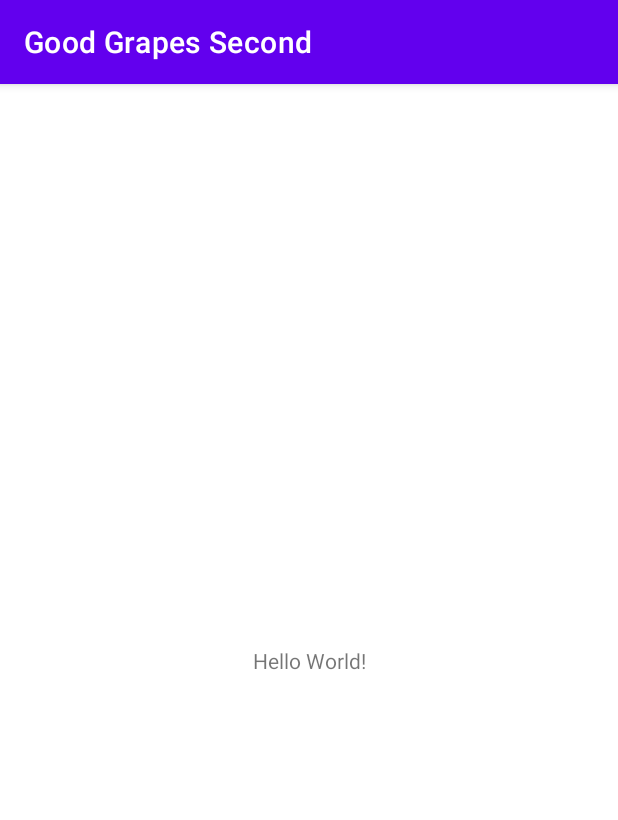
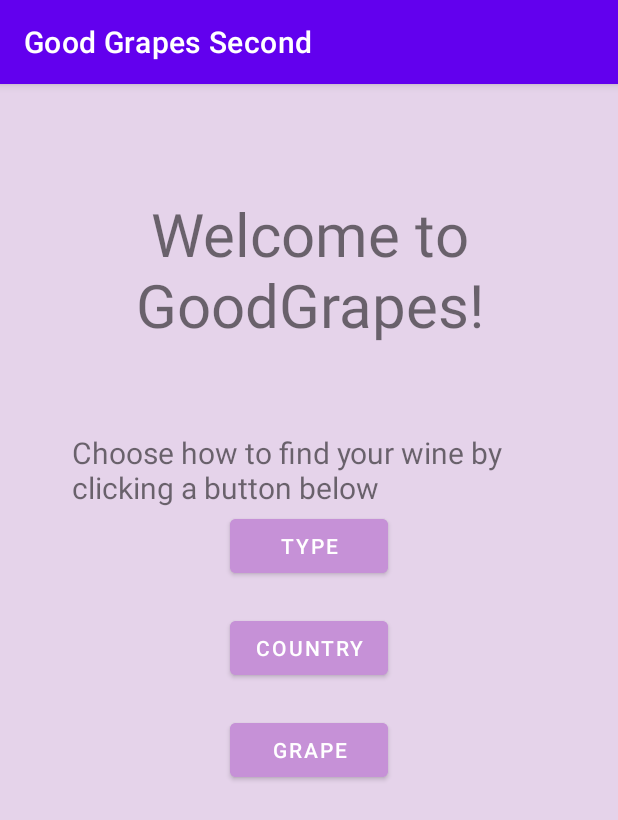
Before and after one commit to vict1311/goodGrapesSecond, an Android app: the screen it shows after launch (MainActivity), on a phone screen of 412 x 824 dp. Shown: the top 820 px of the screen. Run offline under Robolectric (Android 15) with nearby library versions, the light colour scheme and no system bars; libraries missing offline, so code that uses them is left out: android.widget.

Commit message:
Nyt interface
OG DET VIRKER

```diff
--- a/app/src/main/res/layout/activity_main.xml
+++ b/app/src/main/res/layout/activity_main.xml
@@ -4,15 +4,73 @@
     xmlns:tools="http://schemas.android.com/tools"
     android:layout_width="match_parent"
     android:layout_height="match_parent"
-    tools:context=".MainActivity">
+    tools:context=".MainActivity"
+    android:background="#e5d3ea">
+
 
     <TextView
+        android:id="@+id/textView"
         android:layout_width="wrap_content"
         android:layout_height="wrap_content"
-        android:text="Hello World!"
+        android:gravity="center"
+        android:text="Welcome to GoodGrapes!"
+        android:textSize="40sp"
         app:layout_constraintBottom_toBottomOf="parent"
+        app:layout_constraintHorizontal_bias="0.0"
         app:layout_constraintLeft_toLeftOf="parent"
         app:layout_constraintRight_toRightOf="parent"
+        app:layout_constraintTop_toTopOf="parent"
+        app:layout_constraintVertical_bias="0.109" />
+
+    <TextView
+        android:layout_width="314dp"
+        android:layout_height="55dp"
+        android:layout_marginStart="48dp"
+        android:text="Choose how to find your wine by clicking a button below "
+        android:textSize="20sp"
+        app:layout_constraintBottom_toBottomOf="parent"
+        app:layout_constraintHorizontal_bias="0.495"
+        app:layout_constraintLeft_toLeftOf="parent"
+        app:layout_constraintRight_toRightOf="parent"
+        app:layout_constraintStart_toStartOf="parent"
+        app:layout_constraintTop_toTopOf="parent"
+        app:layout_constraintVertical_bias="0.326" />
+
+    <Button
+        android:id="@+id/button"
+        android:layout_width="105dp"
+        android:layout_height="wrap_content"
+        android:layout_marginTop="284dp"
+        android:backgroundTint="#C691D7"
+
+        android:text="Type"
+        app:layout_constraintEnd_toEndOf="parent"
+        app:layout_constraintStart_toStartOf="parent"
         app:layout_constraintTop_toTopOf="parent" />
 
+    <Button
+        android:id="@+id/button2"
+        android:layout_width="105dp"
+        android:layout_height="wrap_content"
+        android:layout_marginTop="352dp"
+        android:backgroundTint="#C691D7"
+
+        android:text="Country"
+        app:layout_constraintEnd_toEndOf="parent"
+        app:layout_constraintStart_toStartOf="parent"
+        app:layout_constraintTop_toTopOf="parent" />
+
+    <Button
+        android:id="@+id/button3"
+        android:layout_width="105dp"
+        android:layout_height="wrap_content"
+        android:layout_marginTop="420dp"
+        android:backgroundTint="#C691D7"
+
+        android:text="Grape"
+        app:layout_constraintEnd_toEndOf="parent"
+        app:layout_constraintStart_toStartOf="parent"
+        app:layout_constraintTop_toTopOf="parent" />
+
+
 </androidx.constraintlayout.widget.ConstraintLayout>
```
Also changed, not shown: app/src/main/AndroidManifest.xml (+9 -0 lines), app/src/main/java/com/example/goodgrapessecond/CountryOfWine.java (added, +14 -0 lines), app/src/main/java/com/example/goodgrapessecond/GrapeOfWine.java (added, +14 -0 lines), app/src/main/java/com/example/goodgrapessecond/MainActivity.java (+44 -0 lines), app/src/main/java/com/example/goodgrapessecond/TypeOfWine.java (added, +14 -0 lines), app/src/main/res/layout/activity_country_of_wine.xml (added, +58 -0 lines), app/src/main/res/layout/activity_grape_of_wine.xml (added, +57 -0 lines), app/src/main/res/layout/activity_type_of_wine.xml (added, +56 -0 lines), app/src/main/res/layout/border.xml (added, +9 -0 lines).
